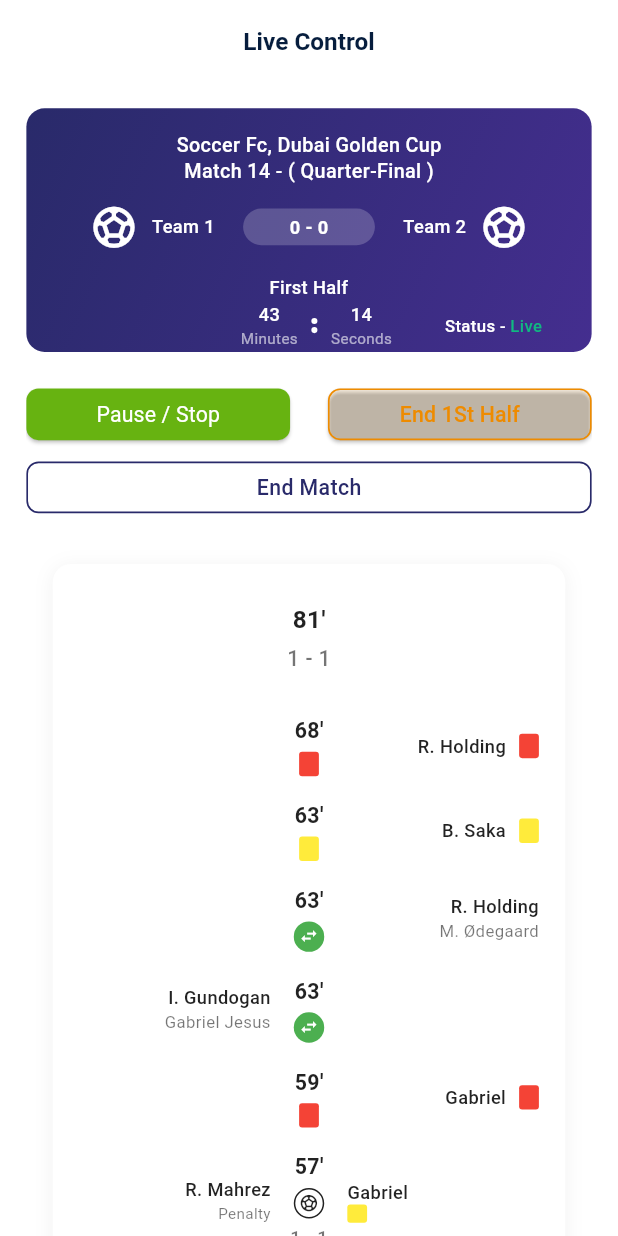
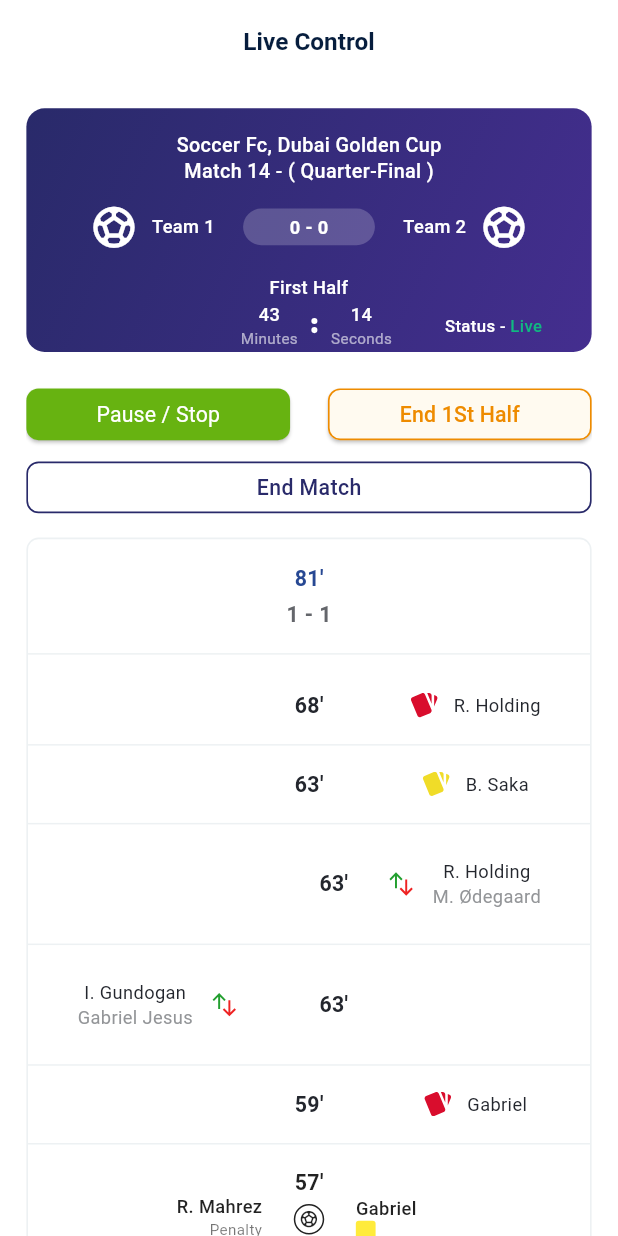
Before and after one commit to zalim-388/InternalMatchCreation, a Flutter app: the screen it shows after launch, on a phone screen of 412 x 824 dp. Run offline on Flutter 3.47's test engine with Material 3 defaults, Android fonts, the phone set to English and light mode, and no system bars; our stand-ins replace flutter_screenutil, flutter_svg; Roboto replaces fonts that are missing (Montserrat).

Commit message:
not completed

```diff
--- a/lib/live_control.dart
+++ b/lib/live_control.dart
@@ -1,5 +1,6 @@
 import 'package:flutter/material.dart';
 import 'package:flutter_screenutil/flutter_screenutil.dart';
+import 'package:flutter_svg/svg.dart';
 
 class LiveControl extends StatefulWidget {
   const LiveControl({super.key});
@@ -305,7 +306,8 @@ class _LiveControlState extends State<LiveControl> {
                       width: 140.w,
                       child: ElevatedButton(
                         style: ElevatedButton.styleFrom(
-                          backgroundColor: Color(0x1AEE8B00),
+                          backgroundColor: Color(0xFFFFFAF0),
+
                           shape: RoundedRectangleBorder(
                             side: BorderSide(
                               width: 1.w,
@@ -355,25 +357,16 @@ class _LiveControlState extends State<LiveControl> {
               SizedBox(height: 16.h),
 
               Container(
-                margin: EdgeInsets.all(16.w),
                 decoration: BoxDecoration(
                   color: Colors.white,
-                  borderRadius: BorderRadius.circular(12.r),
-                  boxShadow: [
-                    BoxShadow(
-                      color: Colors.black.withOpacity(0.05),
-                      blurRadius: 10,
-                      offset: Offset(0, 2),
-                    ),
-                  ],
+                  borderRadius: BorderRadius.circular(8.r),
+                  border: Border.all(width: 1.w, color: Color(0xFFEDF1F3)),
                 ),
                 child: SingleChildScrollView(
-                  child: Padding(
-                    padding: EdgeInsets.all(16.w),
                   child: Column(
                     children: [
                       // Full Time Score
-                        _buildScoreEvent("81'", "1 - 1", isScore: true),
+                      _buildScoreEvent("81'", "1 - 1"),
 
                       // Red Card
                       _buildTimelineEvent(
@@ -448,7 +441,6 @@ class _LiveControlState extends State<LiveControl> {
                   ),
                 ),
               ),
-              ),
             ],
           ),
         ),
@@ -457,17 +449,19 @@ class _LiveControlState extends State<LiveControl> {
   }
 }
 
-Widget _buildScoreEvent(String time, String score, {bool isScore = false}) {
+Widget _buildScoreEvent(String time, String score) {
   return Container(
     margin: EdgeInsets.symmetric(vertical: 8.h),
     child: Column(
       children: [
+        SizedBox(height: 8.h),
+
         Text(
           time,
           style: TextStyle(
-            fontSize: 16.sp,
-            fontWeight: FontWeight.w600,
-            color: Colors.black87,
+            fontSize: 14.sp,
+            fontWeight: FontWeight.w700,
+            color: Color(0xFF274893),
           ),
         ),
         SizedBox(height: 4.h),
@@ -475,11 +469,12 @@ Widget _buildScoreEvent(String time, String score, {bool isScore = false}) {
           score,
           style: TextStyle(
             fontSize: 14.sp,
-            fontWeight: FontWeight.w500,
-            color: Colors.black54,
+            fontWeight: FontWeight.w700,
+            color: Color(0xFF64666B),
           ),
         ),
-        SizedBox(height: 12.h),
+        SizedBox(height: 8.h),
+        Divider(thickness: 1, color: Color(0xFFEDF1F3)),
       ],
     ),
   );
@@ -491,42 +486,39 @@ Widget _buildTimelineEvent(
   EventType eventType, {
   required bool isLeft,
 }) {
-  return Container(
-    margin: EdgeInsets.symmetric(vertical: 8.h),
-    child: Row(
+  return Column(
+    crossAxisAlignment: CrossAxisAlignment.center,
     children: [
-        // Left side content
-        Expanded(
-          flex: 5,
-          child: isLeft ? _buildPlayerInfo(playerName, eventType) : SizedBox(),
-        ),
+      SizedBox(height: 8.h),
+      Row(
+        crossAxisAlignment: CrossAxisAlignment.center,
+        children: [
+          if (isLeft)
+            Expanded(child: _buildPlayerInfo(playerName, eventType))
+          else
+            Spacer(),
+          SizedBox(width: 21.w),
 
-        // Center time and icon
-        Expanded(
-          flex: 2,
-          child: Column(
-            children: [
           Text(
             time,
             style: TextStyle(
               fontSize: 14.sp,
-                  fontWeight: FontWeight.w600,
-                  color: Colors.black87,
-                ),
-              ),
-              SizedBox(height: 4.h),
-              _buildEventIcon(eventType),
-            ],
+              fontWeight: FontWeight.w700,
+              color: const Color(0xFF23262D),
             ),
           ),
 
-        // Right side content
-        Expanded(
-          flex: 5,
-          child: !isLeft ? _buildPlayerInfo(playerName, eventType) : SizedBox(),
-        ),
+          SizedBox(width: 21.w),
+
+          if (!isLeft)
+            Expanded(child: _buildPlayerInfo(playerName, eventType))
+          else
+            Spacer(),
         ],
       ),
+      SizedBox(height: 8.h),
+      Divider(thickness: 1, color: Color(0xFFEDF1F3)),
+    ],
   );
 }
 
@@ -536,46 +528,41 @@ Widget _buildSubstitutionEvent(
   String playerIn, {
   required bool isLeft,
 }) {
-  return Container(
-    margin: EdgeInsets.symmetric(vertical: 8.h),
-    child: Row(
+  return Column(
+    crossAxisAlignment: CrossAxisAlignment.center,
     children: [
-        // Left side content
-        Expanded(
-          flex: 5,
-          child:
-              isLeft ? _buildSubstitutionInfo(playerOut, playerIn) : SizedBox(),
-        ),
+      SizedBox(height: 15.h),
+      Row(
+        crossAxisAlignment: CrossAxisAlignment.center,
+        children: [
+          SizedBox(width: 30.w),
 
-        // Center time and icon
-        Expanded(
-          flex: 2,
-          child: Column(
-            children: [
+          if (isLeft)
+            Expanded(child: _buildSubstitutionInfo(playerOut, playerIn, isLeft))
+          else
+            Spacer(),
+          SizedBox(width: 21.w),
+
           Text(
             time,
             style: TextStyle(
               fontSize: 14.sp,
-                  fontWeight: FontWeight.w600,
-                  color: Colors.black87,
-                ),
-              ),
-              SizedBox(height: 4.h),
-              _buildEventIcon(EventType.substitution),
-            ],
+              fontWeight: FontWeight.w700,
+              color: const Color(0xFF23262D),
             ),
           ),
 
-        // Right side content
-        Expanded(
-          flex: 5,
-          child:
-              !isLeft
-                  ? _buildSubstitutionInfo(playerOut, playerIn)
-                  : SizedBox(),
-        ),
+          SizedBox(width: 21.w),
+
+          if (!isLeft)
+            Expanded(child: _buildSubstitutionInfo(playerOut, playerIn, isLeft))
+          else
+            Spacer(),
         ],
       ),
+      SizedBox(height: 15.h),
+      Divider(thickness: 1, color: Color(0xFFEDF1F3)),
+    ],
   );
 }
 
@@ -585,9 +572,10 @@ Widget _buildPenaltyEvent(
   String otherPlayer,
   String score,
 ) {
-  return Container(
-    margin: EdgeInsets.symmetric(vertical: 8.h),
-    child: Row(
+  return Column(
+    children: [
+      SizedBox(height: 8.h),
+      Row(
         children: [
           // Left side
           Expanded(
@@ -682,6 +670,7 @@ Widget _buildPenaltyEvent(
           ),
         ],
       ),
+    ],
   );
 }
 
@@ -738,79 +727,89 @@ Widget _buildKickOffEvent() {
 
 Widget _buildPlayerInfo(String playerName, EventType eventType) {
   return Row(
-    mainAxisAlignment: MainAxisAlignment.end,
+    mainAxisAlignment: MainAxisAlignment.center,
     children: [
-      Column(
-        crossAxisAlignment: CrossAxisAlignment.end,
-        children: [
+      _buildEventIcon(eventType),
+
+      SizedBox(width: 8.w),
+
       Text(
         playerName,
         style: TextStyle(
           fontSize: 12.sp,
-              fontWeight: FontWeight.w500,
-              color: Colors.black87,
+          fontWeight: FontWeight.w400,
+          color: Color(0xFF23262D),
         ),
       ),
-        ],
-      ),
-      SizedBox(width: 8.w),
-      _buildEventIcon(eventType),
     ],
   );
 }
 
-Widget _buildSubstitutionInfo(String playerOut, String playerIn) {
-  return Column(
-    crossAxisAlignment: CrossAxisAlignment.end,
+Widget _buildSubstitutionInfo(String playerOut, String playerIn, bool? isLeft) {
+  return Row(
+    children: [
+      if (isLeft != null && !isLeft) ...[
+        _buildEventIcon(EventType.substitution),
+        SizedBox(width: 8.w),
+      ],
+
+      Column(
+        crossAxisAlignment: CrossAxisAlignment.center,
         children: [
           Text(
             playerOut,
             style: TextStyle(
               fontSize: 12.sp,
-          fontWeight: FontWeight.w500,
-          color: Colors.black87,
+              fontWeight: FontWeight.w400,
+              color: Color(0xFF23262D),
             ),
           ),
-      Text(playerIn, style: TextStyle(fontSize: 11.sp, color: Colors.black54)),
+          Text(
+            playerIn,
+            style: TextStyle(
+              fontSize: 12.sp,
+              fontWeight: FontWeight.w400,
+              color: Color(0xFF939598),
+            ),
+          ),
+        ],
+      ),
+
+      SizedBox(width: 8.w),
+      if (isLeft != null && isLeft) ...[
+        _buildEventIcon(EventType.substitution),
+      ],
     ],
   );
 }
 
+enum EventType { redCard, yellowCard, substitution, goal }
+
 Widget _buildEventIcon(EventType eventType) {
   switch (eventType) {
     case EventType.redCard:
-      return Container(
-        width: 12.w,
-        height: 16.h,
-        decoration: BoxDecoration(
-          color: Colors.red,
-          borderRadius: BorderRadius.circular(2.r),
-        ),
+      return SvgPicture.asset(
+        'assets/Component 1 (1).svg',
+        width: 20.w,
+        height: 20.h,
       );
     case EventType.yellowCard:
-      return Container(
-        width: 12.w,
-        height: 16.h,
-        decoration: BoxDecoration(
-          color: Colors.yellow,
-          borderRadius: BorderRadius.circular(2.r),
-        ),
+      return SvgPicture.asset(
+        'assets/Component 1 (2).svg',
+        width: 20.w,
+        height: 20.h,
       );
     case EventType.substitution:
-      return Container(
+      return SvgPicture.asset(
+        "assets/Substitue 2.svg",
+        height: 24.w,
+        width: 24.h,
+      );
+    case EventType.goal:
+      return SvgPicture.asset(
+        'assets/bx_football.svg',
         width: 20.w,
         height: 20.h,
-        decoration: BoxDecoration(shape: BoxShape.circle, color: Colors.green),
-        child: Icon(Icons.swap_horiz, size: 12.w, color: Colors.white),
-      );
-    case EventType.goal:
-      return Container(
-        width: 20.w,
-        height: 20.h,
-        decoration: BoxDecoration(shape: BoxShape.circle, color: Colors.blue),
-        child: Icon(Icons.sports_soccer, size: 12.w, color: Colors.white),
       );
   }
 }
-
-enum EventType { redCard, yellowCard, substitution, goal }
```
Also changed, not shown: assets/Component 1 (1).svg (added), assets/Component 1 (2).svg (added), assets/Substitue 2.svg (added), assets/bx_football.svg (added). Lines whose indentation alone changed are shown as unchanged.
